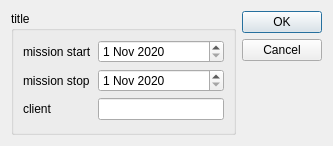
Qt form sources/views/ing_start_mission.ui (thrichert/softy) before a commit.
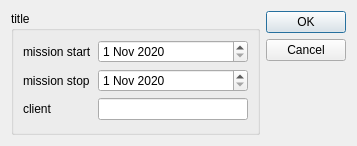
The same form after that commit.

Commit message: small windows size adjustment

Diff of the .ui file:
```diff
--- a/sources/views/ing_start_mission.ui
+++ b/sources/views/ing_start_mission.ui
@@ -6,7 +6,7 @@
    <rect>
     <x>0</x>
     <y>0</y>
-    <width>333</width>
+    <width>357</width>
     <height>146</height>
    </rect>
   </property>
```
The commit also changes 3 other files.
